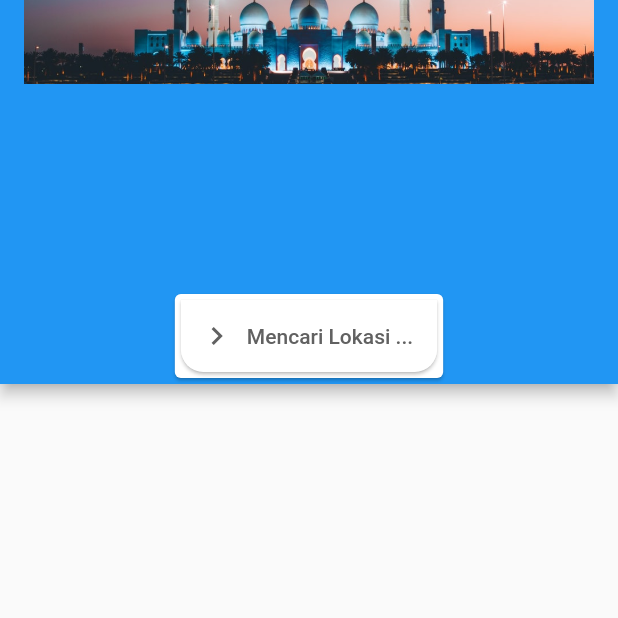
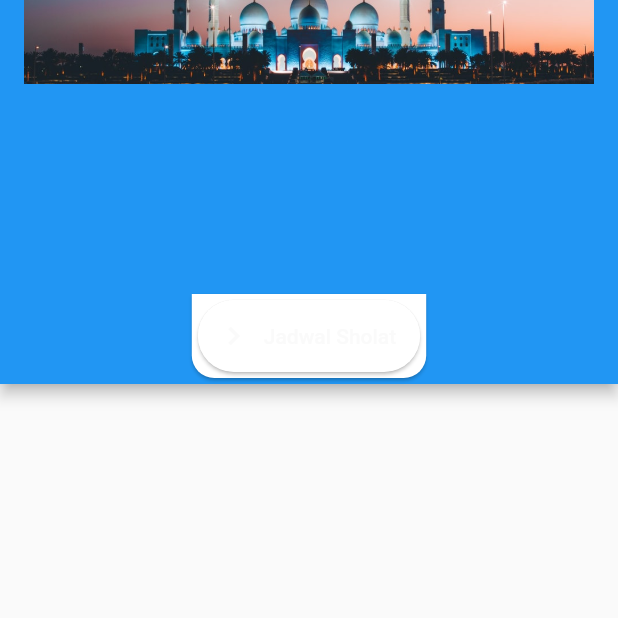
Before and after one commit to fityanilham/Alquran, a Flutter app: the screen it shows after launch, on a phone screen of 412 x 824 dp, the top half of it. Run offline on Flutter 3.47's test engine with Material 2 defaults, Android fonts, the phone set to English and light mode, and no system bars; our stand-ins replace flutter_html, geolocator, shared_preferences; network calls fail.

Commit message:
Change Page

```diff
--- a/lib/AlQuran.dart
+++ b/lib/AlQuran.dart
@@ -33,8 +33,6 @@ class _AlQuranState extends State<AlQuran> {
         bottom: PreferredSize(
           preferredSize: Size.fromHeight(200),
           child: Card(
-            child: Container(
-              child: Card(
             shape: RoundedRectangleBorder(
               borderRadius: BorderRadius.only(
                 bottomLeft: Radius.circular(15),
@@ -42,6 +40,10 @@ class _AlQuranState extends State<AlQuran> {
               )
             ),
             child: Container(
+              child: Card(
+                shape: RoundedRectangleBorder(
+                  borderRadius: BorderRadius.circular(50)
+                ),
                 child: FlatButton.icon(
                   onPressed: () {
                     Navigator.push(
@@ -51,15 +53,14 @@ class _AlQuranState extends State<AlQuran> {
                   },
                   icon: Icon(
                     Icons.keyboard_arrow_right,
-                      color: Colors.grey[700],
+                    color: Colors.grey[50],
                   ),
                   label: Text(
-                      "Mencari Lokasi ...",
+                    "Jadwal Sholat",
                     style: TextStyle(
-                        color: Colors.grey[700],
+                      color: Colors.grey[50],
                       fontSize: 14
                     ),
-                    )
                   )
                 )
               ),
```
Lines whose indentation alone changed are shown as unchanged.
